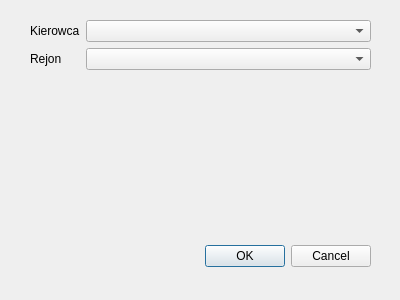
Above: Dialogi/dodajobsluge.ui from margap1998/Bazy-danych-taxi before the change. Below: the same form after it.
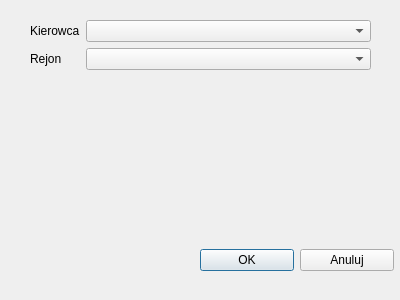
That is the form after the change.

```diff
--- a/Dialogi/dodajobsluge.ui
+++ b/Dialogi/dodajobsluge.ui
@@ -13,22 +13,6 @@
   <property name="windowTitle">
    <string>Dialog</string>
   </property>
-  <widget class="QDialogButtonBox" name="buttonBox">
-   <property name="geometry">
-    <rect>
-     <x>30</x>
-     <y>240</y>
-     <width>341</width>
-     <height>32</height>
-    </rect>
-   </property>
-   <property name="orientation">
-    <enum>Qt::Horizontal</enum>
-   </property>
-   <property name="standardButtons">
-    <set>QDialogButtonBox::Cancel|QDialogButtonBox::Ok</set>
-   </property>
-  </widget>
   <widget class="QWidget" name="formLayoutWidget">
    <property name="geometry">
     <rect>
@@ -61,6 +45,32 @@
     </item>
    </layout>
   </widget>
+  <widget class="QWidget" name="horizontalLayoutWidget">
+   <property name="geometry">
+    <rect>
+     <x>200</x>
+     <y>220</y>
+     <width>194</width>
+     <height>80</height>
+    </rect>
+   </property>
+   <layout class="QHBoxLayout" name="horizontalLayout">
+    <item>
+     <widget class="QPushButton" name="Ok">
+      <property name="text">
+       <string>OK</string>
+      </property>
+     </widget>
+    </item>
+    <item>
+     <widget class="QPushButton" name="anuluj">
+      <property name="text">
+       <string>Anuluj</string>
+      </property>
+     </widget>
+    </item>
+   </layout>
+  </widget>
  </widget>
  <resources/>
  <connections>
```
Left out of the diff: 35 changed lines with no effect on the pictures.
